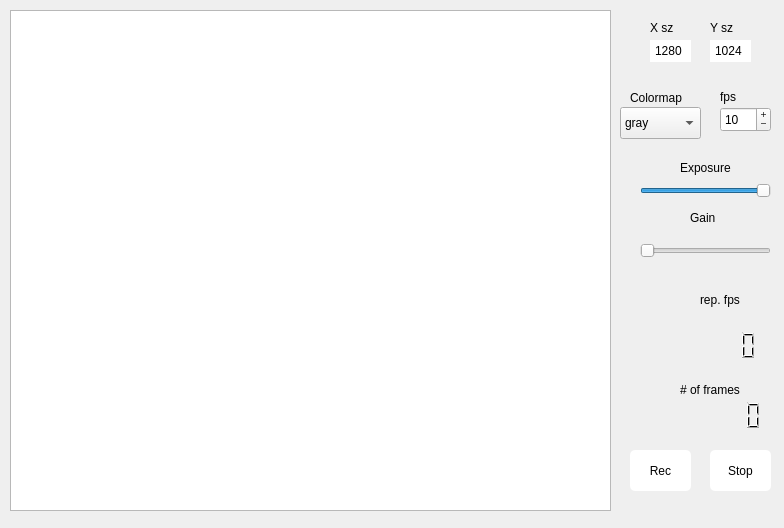
Old version of the form Imager/form.ui in the repository ef-lab/Experiments.
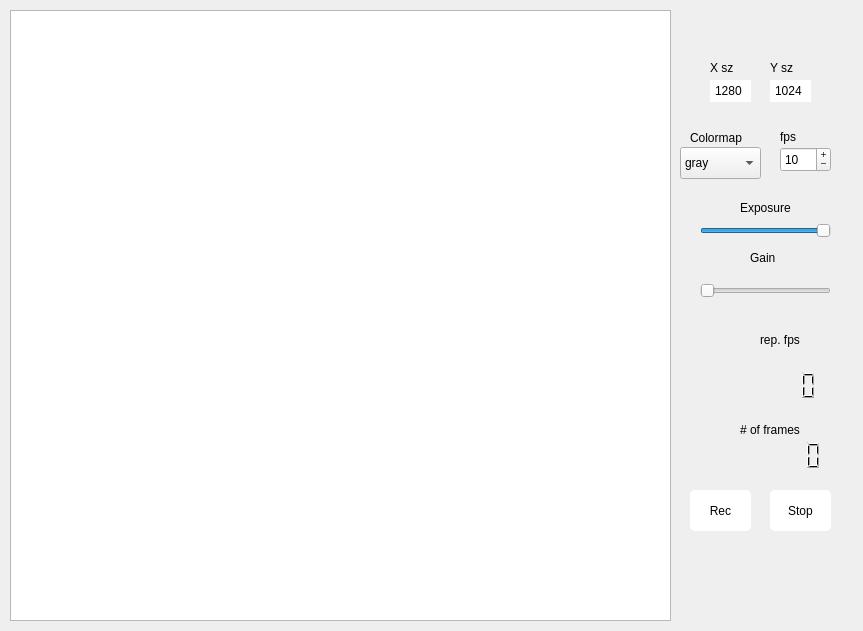
New version of the form.

Patch:
```diff
--- a/Imager/form.ui
+++ b/Imager/form.ui
@@ -12,8 +12,8 @@
    <rect>
     <x>0</x>
     <y>0</y>
-    <width>784</width>
-    <height>528</height>
+    <width>863</width>
+    <height>631</height>
    </rect>
   </property>
   <property name="windowTitle">
@@ -22,8 +22,8 @@
   <widget class="QPushButton" name="rec_button">
    <property name="geometry">
     <rect>
-     <x>630</x>
-     <y>450</y>
+     <x>690</x>
+     <y>490</y>
      <width>61</width>
      <height>41</height>
     </rect>
@@ -38,8 +38,8 @@
   <widget class="QPushButton" name="stop_button">
    <property name="geometry">
     <rect>
-     <x>710</x>
-     <y>450</y>
+     <x>770</x>
+     <y>490</y>
      <width>61</width>
      <height>41</height>
     </rect>
@@ -54,8 +54,8 @@
   <widget class="QSpinBox" name="fps_input">
    <property name="geometry">
     <rect>
-     <x>720</x>
-     <y>107</y>
+     <x>780</x>
+     <y>147</y>
      <width>51</width>
      <height>25</height>
     </rect>
@@ -88,8 +88,8 @@
   <widget class="QComboBox" name="colormaps">
    <property name="geometry">
     <rect>
-     <x>620</x>
-     <y>107</y>
+     <x>680</x>
+     <y>147</y>
      <width>81</width>
      <height>32</height>
     </rect>
@@ -108,8 +108,8 @@
   <widget class="QLabel" name="label_3">
    <property name="geometry">
     <rect>
-     <x>720</x>
-     <y>87</y>
+     <x>780</x>
+     <y>127</y>
      <width>41</width>
      <height>20</height>
     </rect>
@@ -121,8 +121,8 @@
   <widget class="QLCDNumber" name="frames">
    <property name="geometry">
     <rect>
-     <x>680</x>
-     <y>400</y>
+     <x>740</x>
+     <y>440</y>
      <width>91</width>
      <height>31</height>
     </rect>
@@ -148,16 +148,16 @@
     <rect>
      <x>10</x>
      <y>10</y>
-     <width>601</width>
-     <height>501</height>
+     <width>661</width>
+     <height>611</height>
     </rect>
    </property>
   </widget>
   <widget class="QSpinBox" name="X_sz">
    <property name="geometry">
     <rect>
-     <x>650</x>
-     <y>40</y>
+     <x>710</x>
+     <y>80</y>
      <width>41</width>
      <height>22</height>
     </rect>
@@ -176,8 +176,8 @@
   <widget class="QLabel" name="label_4">
    <property name="geometry">
     <rect>
-     <x>630</x>
-     <y>90</y>
+     <x>690</x>
+     <y>130</y>
      <width>71</width>
      <height>16</height>
     </rect>
@@ -189,8 +189,8 @@
   <widget class="QLabel" name="label_5">
    <property name="geometry">
     <rect>
-     <x>650</x>
-     <y>20</y>
+     <x>710</x>
+     <y>60</y>
      <width>41</width>
      <height>16</height>
     </rect>
@@ -202,8 +202,8 @@
   <widget class="QSlider" name="exposure_input">
    <property name="geometry">
     <rect>
-     <x>640</x>
-     <y>180</y>
+     <x>700</x>
+     <y>220</y>
      <width>131</width>
      <height>22</height>
     </rect>
@@ -224,8 +224,8 @@
   <widget class="QLabel" name="label_6">
    <property name="geometry">
     <rect>
-     <x>680</x>
-     <y>160</y>
+     <x>740</x>
+     <y>200</y>
      <width>71</width>
      <height>16</height>
     </rect>
@@ -237,8 +237,8 @@
   <widget class="QSpinBox" name="Y_sz">
    <property name="geometry">
     <rect>
-     <x>710</x>
-     <y>40</y>
+     <x>770</x>
+     <y>80</y>
      <width>41</width>
      <height>22</height>
     </rect>
@@ -257,8 +257,8 @@
   <widget class="QLabel" name="label_7">
    <property name="geometry">
     <rect>
-     <x>710</x>
-     <y>20</y>
+     <x>770</x>
+     <y>60</y>
      <width>41</width>
      <height>16</height>
     </rect>
@@ -270,8 +270,8 @@
   <widget class="QSlider" name="gain_input">
    <property name="geometry">
     <rect>
-     <x>640</x>
-     <y>240</y>
+     <x>700</x>
+     <y>280</y>
      <width>131</width>
      <height>22</height>
     </rect>
@@ -289,8 +289,8 @@
   <widget class="QLabel" name="label_8">
    <property name="geometry">
     <rect>
-     <x>690</x>
-     <y>210</y>
+     <x>750</x>
+     <y>250</y>
      <width>60</width>
      <height>16</height>
     </rect>
@@ -302,8 +302,8 @@
   <widget class="QLabel" name="label_9">
    <property name="geometry">
     <rect>
-     <x>680</x>
-     <y>380</y>
+     <x>740</x>
+     <y>420</y>
      <width>81</width>
      <height>20</height>
     </rect>
@@ -315,8 +315,8 @@
   <widget class="QLCDNumber" name="fps_indicator">
    <property name="geometry">
     <rect>
-     <x>680</x>
-     <y>330</y>
+     <x>740</x>
+     <y>370</y>
      <width>81</width>
      <height>31</height>
     </rect>
@@ -340,8 +340,8 @@
   <widget class="QLabel" name="label_10">
    <property name="geometry">
     <rect>
-     <x>700</x>
-     <y>290</y>
+     <x>760</x>
+     <y>330</y>
      <width>51</width>
      <height>20</height>
     </rect>
```
